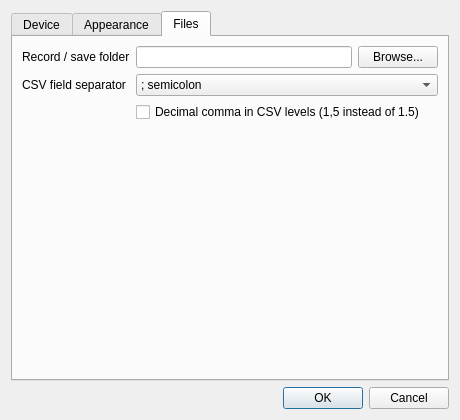
Qt form src/ui/settingsdialog.ui (erikkaashoek/tinySA-app) before a commit.
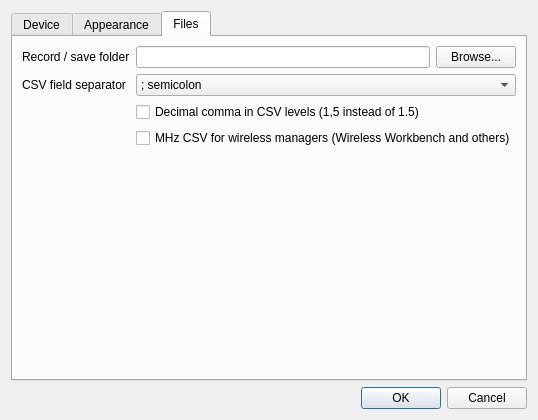
The same form after that commit. The open tabs and pages were chosen to show the change.

Commit message: CSV: MHz format for wireless managers, as the tinySA's MHz CSV (tinySA issue #88)

The edit to the form file:
```diff
--- a/src/ui/settingsdialog.ui
+++ b/src/ui/settingsdialog.ui
@@ -330,6 +330,16 @@
          </property>
         </widget>
        </item>
+       <item row="3" column="1">
+        <widget class="QCheckBox" name="mhzCsvCheck">
+         <property name="text">
+          <string>MHz CSV for wireless managers (Wireless Workbench and others)</string>
+         </property>
+         <property name="toolTip">
+          <string>Rows as "433.920000,-85.25" without header lines, as the tinySA's MHz CSV</string>
+         </property>
+        </widget>
+       </item>
       </layout>
      </widget>
     </widget>
```
The commit also changes 7 other files.
